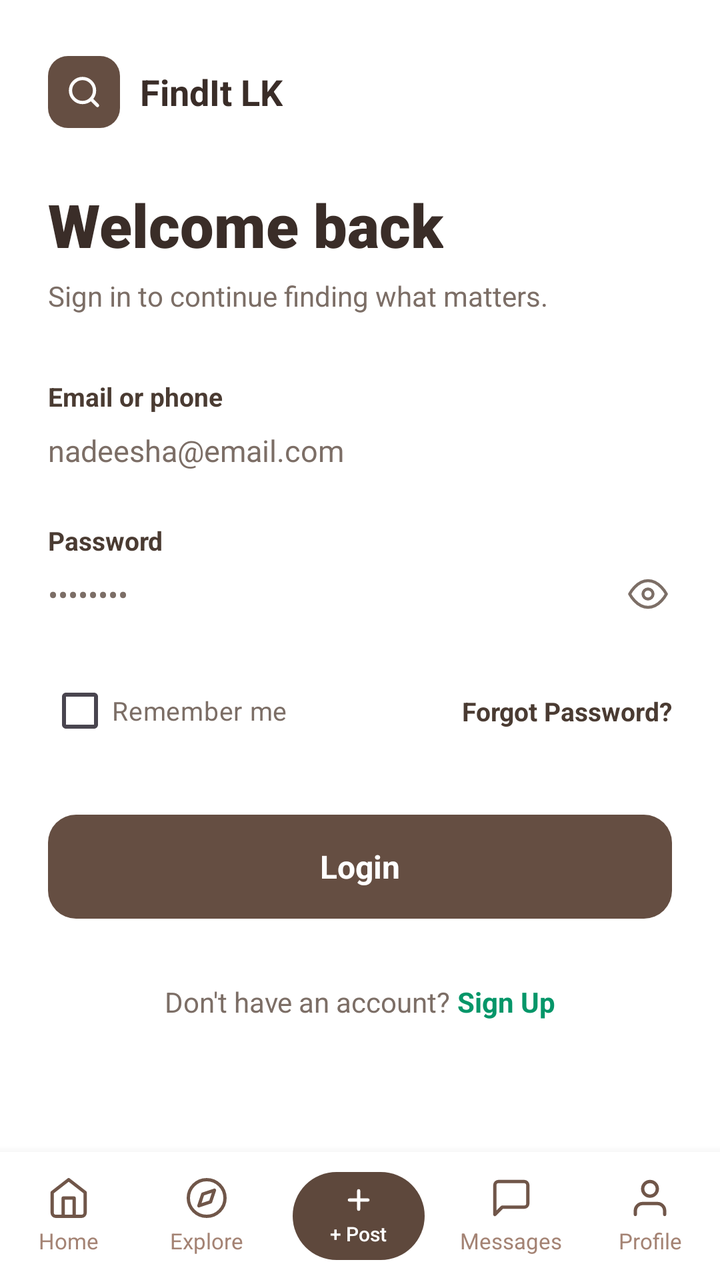
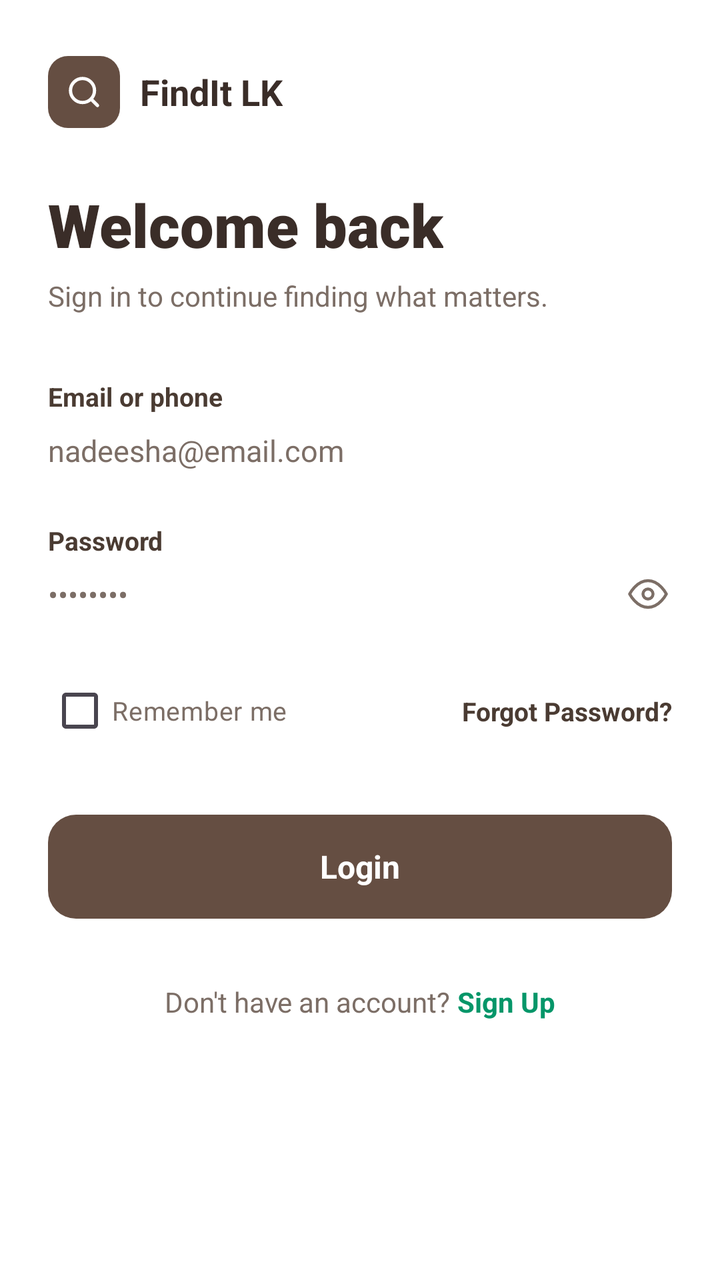

An Android layout rendered at two revisions. The XML below is the earlier revision; the diff shows what the commit changed to produce the second picture.
<!-- AndroidManifest.xml: application theme Theme.LostAndFound -->
<!-- res/layout/fragment_login.xml -->
<?xml version="1.0" encoding="utf-8"?>
<LinearLayout xmlns:android="http://schemas.android.com/apk/res/android"
    xmlns:app="http://schemas.android.com/apk/res-auto"
    xmlns:tools="http://schemas.android.com/tools"
    android:layout_width="match_parent"
    android:layout_height="match_parent"
    android:background="@color/white"
    android:orientation="vertical"
    tools:context=".LoginFragment">

    
    <androidx.core.widget.NestedScrollView
        android:layout_width="match_parent"
        android:layout_height="0dp"
        android:layout_weight="1"
        android:fillViewport="true"
        android:overScrollMode="never"
        android:scrollbars="none">

        <LinearLayout
            android:layout_width="match_parent"
            android:layout_height="wrap_content"
            android:orientation="vertical"
            android:paddingStart="24dp"
            android:paddingTop="28dp"
            android:paddingEnd="24dp"
            android:paddingBottom="24dp">

            
            <LinearLayout
                android:layout_width="wrap_content"
                android:layout_height="wrap_content"
                android:gravity="center_vertical"
                android:orientation="horizontal">

                <FrameLayout
                    android:layout_width="36dp"
                    android:layout_height="36dp"
                    android:background="@drawable/bg_logo_squircle">

                    <ImageView
                        android:layout_width="18dp"
                        android:layout_height="18dp"
                        android:layout_gravity="center"
                        android:contentDescription="FindIt LK Logo"
                        android:src="@drawable/ic_search_white" />
                </FrameLayout>

                <TextView
                    android:layout_width="wrap_content"
                    android:layout_height="wrap_content"
                    android:layout_marginStart="10dp"
                    android:fontFamily="sans-serif-bold"
                    android:text="FindIt LK"
                    android:textColor="#3A2D28"
                    android:textSize="18sp"
                    android:textStyle="bold" />
            </LinearLayout>

            
            <TextView
                android:layout_width="wrap_content"
                android:layout_height="wrap_content"
                android:layout_marginTop="28dp"
                android:fontFamily="sans-serif-black"
                android:text="Welcome back"
                android:textColor="#3A2D28"
                android:textSize="30sp"
                android:textStyle="bold" />

            <TextView
                android:layout_width="wrap_content"
                android:layout_height="wrap_content"
                android:layout_marginTop="6dp"
                android:fontFamily="sans-serif"
                android:text="Sign in to continue finding what matters."
                android:textColor="#7C6E66"
                android:textSize="14sp" />

            
            <TextView
                android:layout_width="wrap_content"
                android:layout_height="wrap_content"
                android:layout_marginTop="32dp"
                android:fontFamily="sans-serif-bold"
                android:text="Email or phone"
                android:textColor="#4A3B32"
                android:textSize="13sp"
                android:textStyle="bold" />

            
            <EditText
                android:id="@+id/inputEmail"
                android:layout_width="match_parent"
                android:layout_height="wrap_content"
                android:layout_marginTop="2dp"
                android:background="@null"
                android:fontFamily="sans-serif"
                android:hint="nadeesha@email.com"
                android:importantForAutofill="no"
                android:inputType="textEmailAddress"
                android:paddingTop="6dp"
                android:paddingBottom="6dp"
                android:textColor="#3A2D28"
                android:textColorHint="#7C6E66"
                android:textSize="15sp" />

            
            <TextView
                android:layout_width="wrap_content"
                android:layout_height="wrap_content"
                android:layout_marginTop="20dp"
                android:fontFamily="sans-serif-bold"
                android:text="Password"
                android:textColor="#4A3B32"
                android:textSize="13sp"
                android:textStyle="bold" />

            
            <RelativeLayout
                android:layout_width="match_parent"
                android:layout_height="wrap_content"
                android:layout_marginTop="2dp">

                <EditText
                    android:id="@+id/inputPassword"
                    android:layout_width="match_parent"
                    android:layout_height="wrap_content"
                    android:layout_toStartOf="@+id/btnTogglePassword"
                    android:background="@null"
                    android:fontFamily="sans-serif"
                    android:hint="••••••••"
                    android:importantForAutofill="no"
                    android:inputType="textPassword"
                    android:paddingTop="6dp"
                    android:paddingBottom="6dp"
                    android:textColor="#3A2D28"
                    android:textColorHint="#7C6E66"
                    android:textSize="15sp" />

                <ImageView
                    android:id="@+id/btnTogglePassword"
                    android:layout_width="24dp"
                    android:layout_height="24dp"
                    android:layout_alignParentEnd="true"
                    android:layout_centerVertical="true"
                    android:clickable="true"
                    android:contentDescription="Toggle password visibility"
                    android:focusable="true"
                    android:padding="2dp"
                    android:src="@drawable/ic_eye"
                    app:tint="#7C6E66" />
            </RelativeLayout>

            
            <androidx.constraintlayout.widget.ConstraintLayout
                android:layout_width="match_parent"
                android:layout_height="wrap_content"
                android:layout_marginTop="18dp">

                <CheckBox
                    android:id="@+id/checkRememberMe"
                    android:layout_width="wrap_content"
                    android:layout_height="wrap_content"
                    android:buttonTint="#7C6E66"
                    android:fontFamily="sans-serif"
                    android:text="Remember me"
                    android:textColor="#7C6E66"
                    android:textSize="13sp"
                    app:layout_constraintBottom_toBottomOf="parent"
                    app:layout_constraintStart_toStartOf="parent"
                    app:layout_constraintTop_toTopOf="parent" />

                <TextView
                    android:id="@+id/btnForgotPassword"
                    android:layout_width="wrap_content"
                    android:layout_height="wrap_content"
                    android:clickable="true"
                    android:focusable="true"
                    android:fontFamily="sans-serif-bold"
                    android:text="Forgot Password?"
                    android:textColor="#4A3B32"
                    android:textSize="13sp"
                    android:textStyle="bold"
                    app:layout_constraintBottom_toBottomOf="parent"
                    app:layout_constraintEnd_toEndOf="parent"
                    app:layout_constraintTop_toTopOf="parent" />
            </androidx.constraintlayout.widget.ConstraintLayout>

            
            <TextView
                android:id="@+id/btnLogin"
                android:layout_width="match_parent"
                android:layout_height="52dp"
                android:layout_marginTop="28dp"
                android:background="@drawable/bg_btn_create_account"
                android:clickable="true"
                android:focusable="true"
                android:fontFamily="sans-serif-bold"
                android:gravity="center"
                android:text="Login"
                android:textColor="@color/white"
                android:textSize="16sp"
                android:textStyle="bold" />

            
            <LinearLayout
                android:id="@+id/rowSignUp"
                android:layout_width="wrap_content"
                android:layout_height="wrap_content"
                android:layout_gravity="center_horizontal"
                android:layout_marginTop="32dp"
                android:clickable="true"
                android:focusable="true"
                android:gravity="center"
                android:orientation="horizontal">

                <TextView
                    android:layout_width="wrap_content"
                    android:layout_height="wrap_content"
                    android:fontFamily="sans-serif"
                    android:text="Don't have an account? "
                    android:textColor="#7C6E66"
                    android:textSize="14sp" />

                <TextView
                    android:layout_width="wrap_content"
                    android:layout_height="wrap_content"
                    android:fontFamily="sans-serif-bold"
                    android:text="Sign Up"
                    android:textColor="#059669"
                    android:textSize="14sp"
                    android:textStyle="bold" />
            </LinearLayout>

        </LinearLayout>
    </androidx.core.widget.NestedScrollView>

    
    <include
        android:id="@+id/bottomNav"
        layout="@layout/fragment_bottom_nav"
        android:layout_width="match_parent"
        android:layout_height="64dp" />

</LinearLayout>
<!-- res/layout/fragment_bottom_nav.xml (included above) -->
<?xml version="1.0" encoding="utf-8"?>
<LinearLayout xmlns:android="http://schemas.android.com/apk/res/android"
    android:id="@+id/navCard"
    android:layout_width="match_parent"
    android:layout_height="64dp"
    android:background="@color/white"
    android:baselineAligned="false"
    android:elevation="8dp"
    android:gravity="center_vertical"
    android:orientation="horizontal">

    
    <LinearLayout
        android:id="@+id/tabHome"
        android:layout_width="0dp"
        android:layout_height="match_parent"
        android:layout_weight="1"
        android:clickable="true"
        android:focusable="true"
        android:gravity="center"
        android:orientation="vertical">

        <ImageView
            android:id="@+id/imgHome"
            android:layout_width="22dp"
            android:layout_height="22dp"
            android:contentDescription="Home"
            android:src="@drawable/ic_nav_home" />

        <TextView
            android:id="@+id/lblHome"
            android:layout_width="wrap_content"
            android:layout_height="wrap_content"
            android:layout_marginTop="3dp"
            android:fontFamily="sans-serif"
            android:text="Home"
            android:textColor="@color/text_secondary"
            android:textSize="11sp" />
    </LinearLayout>

    
    <LinearLayout
        android:id="@+id/tabExplore"
        android:layout_width="0dp"
        android:layout_height="match_parent"
        android:layout_weight="1"
        android:clickable="true"
        android:focusable="true"
        android:gravity="center"
        android:orientation="vertical">

        <ImageView
            android:id="@+id/imgExplore"
            android:layout_width="22dp"
            android:layout_height="22dp"
            android:contentDescription="Explore"
            android:src="@drawable/ic_nav_explore" />

        <TextView
            android:id="@+id/lblExplore"
            android:layout_width="wrap_content"
            android:layout_height="wrap_content"
            android:layout_marginTop="3dp"
            android:fontFamily="sans-serif"
            android:text="Explore"
            android:textColor="@color/text_secondary"
            android:textSize="11sp" />
    </LinearLayout>

    
    <LinearLayout
        android:id="@+id/tabPost"
        android:layout_width="0dp"
        android:layout_height="match_parent"
        android:layout_weight="1.2"
        android:clickable="true"
        android:focusable="true"
        android:gravity="center">

        <LinearLayout
            android:id="@+id/btnPostPill"
            android:layout_width="66dp"
            android:layout_height="44dp"
            android:background="@drawable/bg_nav_post_pill"
            android:gravity="center"
            android:orientation="vertical">

            <ImageView
                android:layout_width="16dp"
                android:layout_height="16dp"
                android:contentDescription="Post"
                android:src="@drawable/ic_nav_plus" />

            <TextView
                android:id="@+id/lblPost"
                android:layout_width="wrap_content"
                android:layout_height="wrap_content"
                android:layout_marginTop="2dp"
                android:fontFamily="sans-serif-medium"
                android:text="+ Post"
                android:textColor="@color/white"
                android:textSize="10sp" />
        </LinearLayout>
    </LinearLayout>

    
    <LinearLayout
        android:id="@+id/tabMessages"
        android:layout_width="0dp"
        android:layout_height="match_parent"
        android:layout_weight="1"
        android:clickable="true"
        android:focusable="true"
        android:gravity="center"
        android:orientation="vertical">

        <ImageView
            android:id="@+id/imgMessages"
            android:layout_width="22dp"
            android:layout_height="22dp"
            android:contentDescription="Messages"
            android:src="@drawable/ic_nav_messages" />

        <TextView
            android:id="@+id/lblMessages"
            android:layout_width="wrap_content"
            android:layout_height="wrap_content"
            android:layout_marginTop="3dp"
            android:fontFamily="sans-serif"
            android:text="Messages"
            android:textColor="@color/text_secondary"
            android:textSize="11sp" />
    </LinearLayout>

    
    <LinearLayout
        android:id="@+id/tabProfile"
        android:layout_width="0dp"
        android:layout_height="match_parent"
        android:layout_weight="1"
        android:clickable="true"
        android:focusable="true"
        android:gravity="center"
        android:orientation="vertical">

        <ImageView
            android:id="@+id/imgProfile"
            android:layout_width="22dp"
            android:layout_height="22dp"
            android:contentDescription="Profile"
            android:src="@drawable/ic_nav_profile" />

        <TextView
            android:id="@+id/lblProfile"
            android:layout_width="wrap_content"
            android:layout_height="wrap_content"
            android:layout_marginTop="3dp"
            android:fontFamily="sans-serif"
            android:text="Profile"
            android:textColor="@color/text_secondary"
            android:textSize="11sp" />
    </LinearLayout>

</LinearLayout>
<!-- resources referenced by this layout -->
<resources>
  <color name="text_secondary">#FFA48374</color>
  <color name="white">#FFFFFFFF</color>
  <!-- drawable bg_nav_post_pill (drawable) -->
  <?xml version="1.0" encoding="utf-8"?>
  <shape xmlns:android="http://schemas.android.com/apk/res/android"
      android:shape="rectangle">
      <corners android:radius="22dp" />
      <solid android:color="#5E483C" />
  </shape>
  <!-- drawable ic_nav_explore (drawable) -->
  <vector xmlns:android="http://schemas.android.com/apk/res/android"
      android:width="22dp"
      android:height="22dp"
      android:viewportWidth="24"
      android:viewportHeight="24">
    <path
        android:fillColor="@android:color/transparent"
        android:strokeColor="#705649"
        android:strokeWidth="1.8"
        android:strokeLineCap="round"
        android:strokeLineJoin="round"
        android:pathData="M12,22c5.523,0 10,-4.477 10,-10S17.523,2 12,2 2,6.477 2,12s4.477,10 10,10z" />
    <path
        android:fillColor="@android:color/transparent"
        android:strokeColor="#705649"
        android:strokeWidth="1.8"
        android:strokeLineCap="round"
        android:strokeLineJoin="round"
        android:pathData="M16.24,7.76l-2.12,6.36-6.36,2.12 2.12,-6.36z" />
  </vector>
  <!-- drawable ic_nav_home (drawable) -->
  <vector xmlns:android="http://schemas.android.com/apk/res/android"
      android:width="22dp"
      android:height="22dp"
      android:viewportWidth="24"
      android:viewportHeight="24">
    <path
        android:fillColor="@android:color/transparent"
        android:strokeColor="#705649"
        android:strokeWidth="1.8"
        android:strokeLineCap="round"
        android:strokeLineJoin="round"
        android:pathData="M3,9l9,-7 9,7v11a2,2 0 0,1 -2,2H5a2,2 0 0,1 -2,-2z" />
    <path
        android:fillColor="@android:color/transparent"
        android:strokeColor="#705649"
        android:strokeWidth="1.8"
        android:strokeLineCap="round"
        android:strokeLineJoin="round"
        android:pathData="M9,22V12h6v10" />
  </vector>
  <!-- drawable ic_nav_messages (drawable) -->
  <vector xmlns:android="http://schemas.android.com/apk/res/android"
      android:width="22dp"
      android:height="22dp"
      android:viewportWidth="24"
      android:viewportHeight="24">
    <path
        android:fillColor="@android:color/transparent"
        android:strokeColor="#705649"
        android:strokeWidth="1.8"
        android:strokeLineCap="round"
        android:strokeLineJoin="round"
        android:pathData="M21,15a2,2 0 0,1 -2,2H7l-4,4V5a2,2 0 0,1 2,-2h14a2,2 0 0,1 2,2z" />
  </vector>
  <!-- drawable ic_nav_plus (drawable) -->
  <vector xmlns:android="http://schemas.android.com/apk/res/android"
      android:width="20dp"
      android:height="20dp"
      android:viewportWidth="24"
      android:viewportHeight="24">
    <path
        android:fillColor="@android:color/transparent"
        android:strokeColor="#FFFFFF"
        android:strokeWidth="2.4"
        android:strokeLineCap="round"
        android:pathData="M12,5 V19 M5,12 H19" />
  </vector>
  <!-- drawable ic_nav_profile (drawable) -->
  <vector xmlns:android="http://schemas.android.com/apk/res/android"
      android:width="22dp"
      android:height="22dp"
      android:viewportWidth="24"
      android:viewportHeight="24">
    <path
        android:fillColor="@android:color/transparent"
        android:strokeColor="#705649"
        android:strokeWidth="1.8"
        android:strokeLineCap="round"
        android:strokeLineJoin="round"
        android:pathData="M20,21v-2a4,4 0 0,0 -4,-4H8a4,4 0 0,0 -4,4v2" />
    <path
        android:fillColor="@android:color/transparent"
        android:strokeColor="#705649"
        android:strokeWidth="1.8"
        android:strokeLineCap="round"
        android:strokeLineJoin="round"
        android:pathData="M12,11a4,4 0 1,0 0,-8 4,4 0 0,0 0,8z" />
  </vector>
  <style name="Theme.LostAndFound" parent="Base.Theme.LostAndFound" />
  <!-- unchanged entries left out for length: 5 -->
</resources>

<!-- the commit's change to res/layout/fragment_login.xml (unified diff, before → after) -->
@@ -236,176 +236,4 @@
         </LinearLayout>
     </androidx.core.widget.NestedScrollView>
 
-    
-    <include
-        android:id="@+id/bottomNav"
-        layout="@layout/fragment_bottom_nav"
-        android:layout_width="match_parent"
-        android:layout_height="64dp" />
-
 </LinearLayout>
-<!-- res/layout/fragment_bottom_nav.xml (included above) -->
-<?xml version="1.0" encoding="utf-8"?>
-<LinearLayout xmlns:android="http://schemas.android.com/apk/res/android"
-    android:id="@+id/navCard"
-    android:layout_width="match_parent"
-    android:layout_height="64dp"
-    android:background="@color/white"
-    android:baselineAligned="false"
-    android:elevation="8dp"
-    android:gravity="center_vertical"
-    android:orientation="horizontal">
-
-    
-    <LinearLayout
-        android:id="@+id/tabHome"
-        android:layout_width="0dp"
-        android:layout_height="match_parent"
-        android:layout_weight="1"
-        android:clickable="true"
-        android:focusable="true"
-        android:gravity="center"
-        android:orientation="vertical">
-
-        <ImageView
-            android:id="@+id/imgHome"
-            android:layout_width="22dp"
-            android:layout_height="22dp"
-            android:contentDescription="Home"
-            android:src="@drawable/ic_nav_home" />
-
-        <TextView
-            android:id="@+id/lblHome"
-            android:layout_width="wrap_content"
-            android:layout_height="wrap_content"
-            android:layout_marginTop="3dp"
-            android:fontFamily="sans-serif"
-            android:text="Home"
-            android:textColor="@color/text_secondary"
-            android:textSize="11sp" />
-    </LinearLayout>
-
-    
-    <LinearLayout
-        android:id="@+id/tabExplore"
-        android:layout_width="0dp"
-        android:layout_height="match_parent"
-        android:layout_weight="1"
-        android:clickable="true"
-        android:focusable="true"
-        android:gravity="center"
-        android:orientation="vertical">
-
-        <ImageView
-            android:id="@+id/imgExplore"
-            android:layout_width="22dp"
-            android:layout_height="22dp"
-            android:contentDescription="Explore"
-            android:src="@drawable/ic_nav_explore" />
-
-        <TextView
-            android:id="@+id/lblExplore"
-            android:layout_width="wrap_content"
-            android:layout_height="wrap_content"
-            android:layout_marginTop="3dp"
-            android:fontFamily="sans-serif"
-            android:text="Explore"
-            android:textColor="@color/text_secondary"
-            android:textSize="11sp" />
-    </LinearLayout>
-
-    
-    <LinearLayout
-        android:id="@+id/tabPost"
-        android:layout_width="0dp"
-        android:layout_height="match_parent"
-        android:layout_weight="1.2"
-        android:clickable="true"
-        android:focusable="true"
-        android:gravity="center">
-
-        <LinearLayout
-            android:id="@+id/btnPostPill"
-            android:layout_width="66dp"
-            android:layout_height="44dp"
-            android:background="@drawable/bg_nav_post_pill"
-            android:gravity="center"
-            android:orientation="vertical">
-
-            <ImageView
-                android:layout_width="16dp"
-                android:layout_height="16dp"
-                android:contentDescription="Post"
-                android:src="@drawable/ic_nav_plus" />
-
-            <TextView
-                android:id="@+id/lblPost"
-                android:layout_width="wrap_content"
-                android:layout_height="wrap_content"
-                android:layout_marginTop="2dp"
-                android:fontFamily="sans-serif-medium"
-                android:text="+ Post"
-                android:textColor="@color/white"
-                android:textSize="10sp" />
-        </LinearLayout>
-    </LinearLayout>
-
-    
-    <LinearLayout
-        android:id="@+id/tabMessages"
-        android:layout_width="0dp"
-        android:layout_height="match_parent"
-        android:layout_weight="1"
-        android:clickable="true"
-        android:focusable="true"
-        android:gravity="center"
-        android:orientation="vertical">
-
-        <ImageView
-            android:id="@+id/imgMessages"
-            android:layout_width="22dp"
-            android:layout_height="22dp"
-            android:contentDescription="Messages"
-            android:src="@drawable/ic_nav_messages" />
-
-        <TextView
-            android:id="@+id/lblMessages"
-            android:layout_width="wrap_content"
-            android:layout_height="wrap_content"
-            android:layout_marginTop="3dp"
-            android:fontFamily="sans-serif"
-            android:text="Messages"
-            android:textColor="@color/text_secondary"
-            android:textSize="11sp" />
-    </LinearLayout>
-
-    
-    <LinearLayout
-        android:id="@+id/tabProfile"
-        android:layout_width="0dp"
-        android:layout_height="match_parent"
-        android:layout_weight="1"
-        android:clickable="true"
-        android:focusable="true"
-        android:gravity="center"
-        android:orientation="vertical">
-
-        <ImageView
-            android:id="@+id/imgProfile"
-            android:layout_width="22dp"
-            android:layout_height="22dp"
-            android:contentDescription="Profile"
-            android:src="@drawable/ic_nav_profile" />
-
-        <TextView
-            android:id="@+id/lblProfile"
-            android:layout_width="wrap_content"
-            android:layout_height="wrap_content"
-            android:layout_marginTop="3dp"
-            android:fontFamily="sans-serif"
-            android:text="Profile"
-            android:textColor="@color/text_secondary"
-            android:textSize="11sp" />
-    </LinearLayout>
-
-</LinearLayout>
<!-- resource entries referenced after the edit -->
@@ -1,104 +1,6 @@
 <!-- resources referenced by this layout -->
 <resources>
-  <color name="text_secondary">#FFA48374</color>
   <color name="white">#FFFFFFFF</color>
-  <!-- drawable bg_nav_post_pill (drawable) -->
-  <?xml version="1.0" encoding="utf-8"?>
-  <shape xmlns:android="http://schemas.android.com/apk/res/android"
-      android:shape="rectangle">
-      <corners android:radius="22dp" />
-      <solid android:color="#5E483C" />
-  </shape>
-  <!-- drawable ic_nav_explore (drawable) -->
-  <vector xmlns:android="http://schemas.android.com/apk/res/android"
-      android:width="22dp"
-      android:height="22dp"
-      android:viewportWidth="24"
-      android:viewportHeight="24">
-    <path
-        android:fillColor="@android:color/transparent"
-        android:strokeColor="#705649"
-        android:strokeWidth="1.8"
-        android:strokeLineCap="round"
-        android:strokeLineJoin="round"
-        android:pathData="M12,22c5.523,0 10,-4.477 10,-10S17.523,2 12,2 2,6.477 2,12s4.477,10 10,10z" />
-    <path
-        android:fillColor="@android:color/transparent"
-        android:strokeColor="#705649"
-        android:strokeWidth="1.8"
-        android:strokeLineCap="round"
-        android:strokeLineJoin="round"
-        android:pathData="M16.24,7.76l-2.12,6.36-6.36,2.12 2.12,-6.36z" />
-  </vector>
-  <!-- drawable ic_nav_home (drawable) -->
-  <vector xmlns:android="http://schemas.android.com/apk/res/android"
-      android:width="22dp"
-      android:height="22dp"
-      android:viewportWidth="24"
-      android:viewportHeight="24">
-    <path
-        android:fillColor="@android:color/transparent"
-        android:strokeColor="#705649"
-        android:strokeWidth="1.8"
-        android:strokeLineCap="round"
-        android:strokeLineJoin="round"
-        android:pathData="M3,9l9,-7 9,7v11a2,2 0 0,1 -2,2H5a2,2 0 0,1 -2,-2z" />
-    <path
-        android:fillColor="@android:color/transparent"
-        android:strokeColor="#705649"
-        android:strokeWidth="1.8"
-        android:strokeLineCap="round"
-        android:strokeLineJoin="round"
-        android:pathData="M9,22V12h6v10" />
-  </vector>
-  <!-- drawable ic_nav_messages (drawable) -->
-  <vector xmlns:android="http://schemas.android.com/apk/res/android"
-      android:width="22dp"
-      android:height="22dp"
-      android:viewportWidth="24"
-      android:viewportHeight="24">
-    <path
-        android:fillColor="@android:color/transparent"
-        android:strokeColor="#705649"
-        android:strokeWidth="1.8"
-        android:strokeLineCap="round"
-        android:strokeLineJoin="round"
-        android:pathData="M21,15a2,2 0 0,1 -2,2H7l-4,4V5a2,2 0 0,1 2,-2h14a2,2 0 0,1 2,2z" />
-  </vector>
-  <!-- drawable ic_nav_plus (drawable) -->
-  <vector xmlns:android="http://schemas.android.com/apk/res/android"
-      android:width="20dp"
-      android:height="20dp"
-      android:viewportWidth="24"
-      android:viewportHeight="24">
-    <path
-        android:fillColor="@android:color/transparent"
-        android:strokeColor="#FFFFFF"
-        android:strokeWidth="2.4"
-        android:strokeLineCap="round"
-        android:pathData="M12,5 V19 M5,12 H19" />
-  </vector>
-  <!-- drawable ic_nav_profile (drawable) -->
-  <vector xmlns:android="http://schemas.android.com/apk/res/android"
-      android:width="22dp"
-      android:height="22dp"
-      android:viewportWidth="24"
-      android:viewportHeight="24">
-    <path
-        android:fillColor="@android:color/transparent"
-        android:strokeColor="#705649"
-        android:strokeWidth="1.8"
-        android:strokeLineCap="round"
-        android:strokeLineJoin="round"
-        android:pathData="M20,21v-2a4,4 0 0,0 -4,-4H8a4,4 0 0,0 -4,4v2" />
-    <path
-        android:fillColor="@android:color/transparent"
-        android:strokeColor="#705649"
-        android:strokeWidth="1.8"
-        android:strokeLineCap="round"
-        android:strokeLineJoin="round"
-        android:pathData="M12,11a4,4 0 1,0 0,-8 4,4 0 0,0 0,8z" />
-  </vector>
   <style name="Theme.LostAndFound" parent="Base.Theme.LostAndFound" />
   <!-- unchanged entries left out for length: 5 -->
 </resources>
